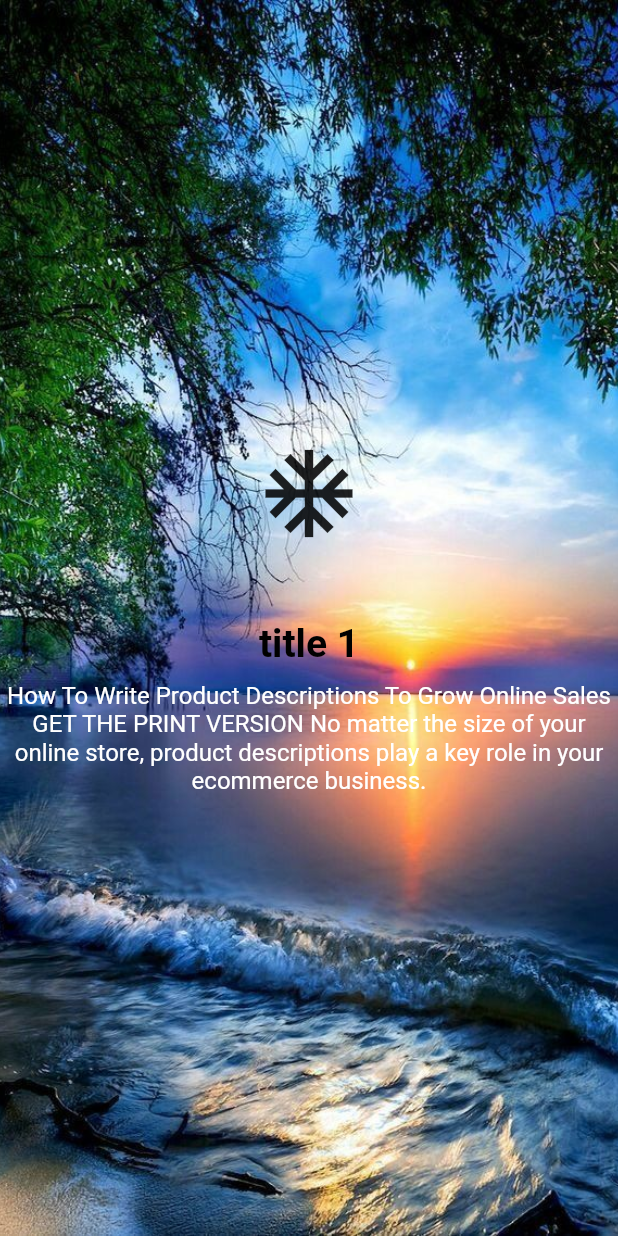
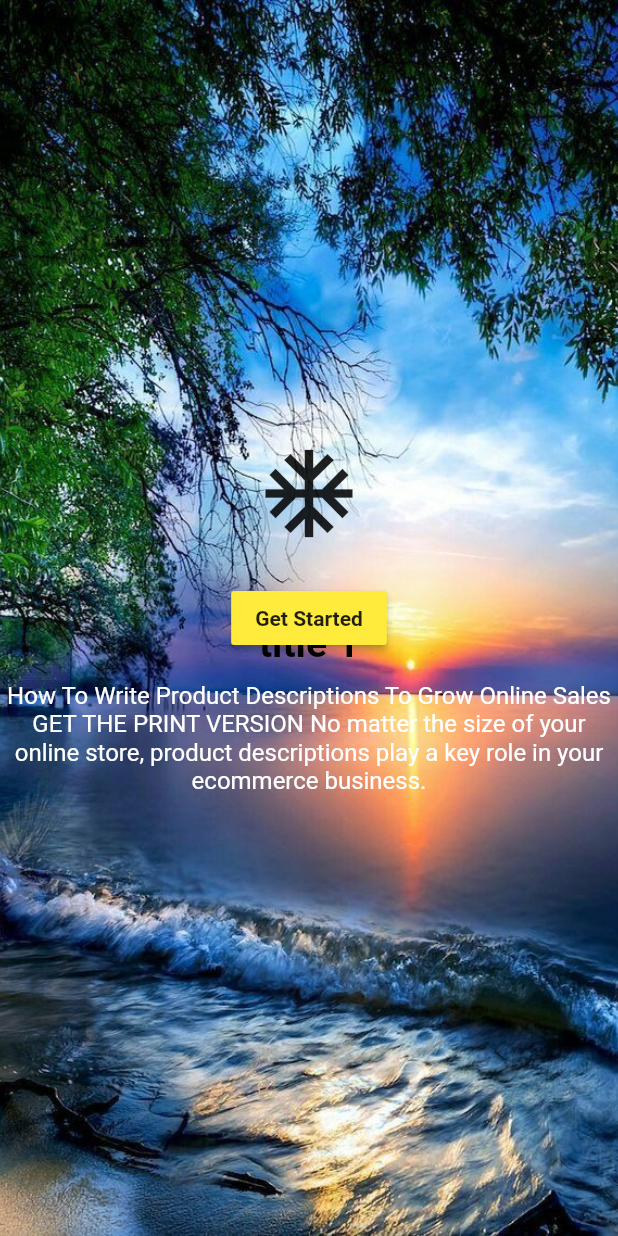
Before and after one commit to HowkMii/flutter-ui, a Flutter app: the screen it shows after launch, on a phone screen of 412 x 824 dp. Run offline on Flutter 3.47's test engine with Material 2 defaults, Android fonts, the phone set to English and light mode, and no system bars; our stand-ins replace carousel_slider, splashscreen.

Commit message:
get started button

```diff
--- a/lib/view.dart
+++ b/lib/view.dart
@@ -48,7 +48,9 @@ class _PViewState extends State<PView> {
     return MaterialApp(
       debugShowCheckedModeBanner: false,
       home: Scaffold(
-        body: PageView(
+        body: Stack(
+          children: [
+            PageView(
             children:
               myData.map((item) => Container(
 
@@ -68,6 +70,15 @@ class _PViewState extends State<PView> {
               )).toList(),
 
           ),
+          Center(
+            child: RaisedButton(
+                color: Colors.yellow,
+                child: Text("Get Started",style: TextStyle(fontSize: 14,fontWeight: FontWeight.bold),),
+                onPressed: (){},
+              ),
+          )
+          ],
+        ),
       ),
 
     );
```
Lines whose indentation alone changed are shown as unchanged.
